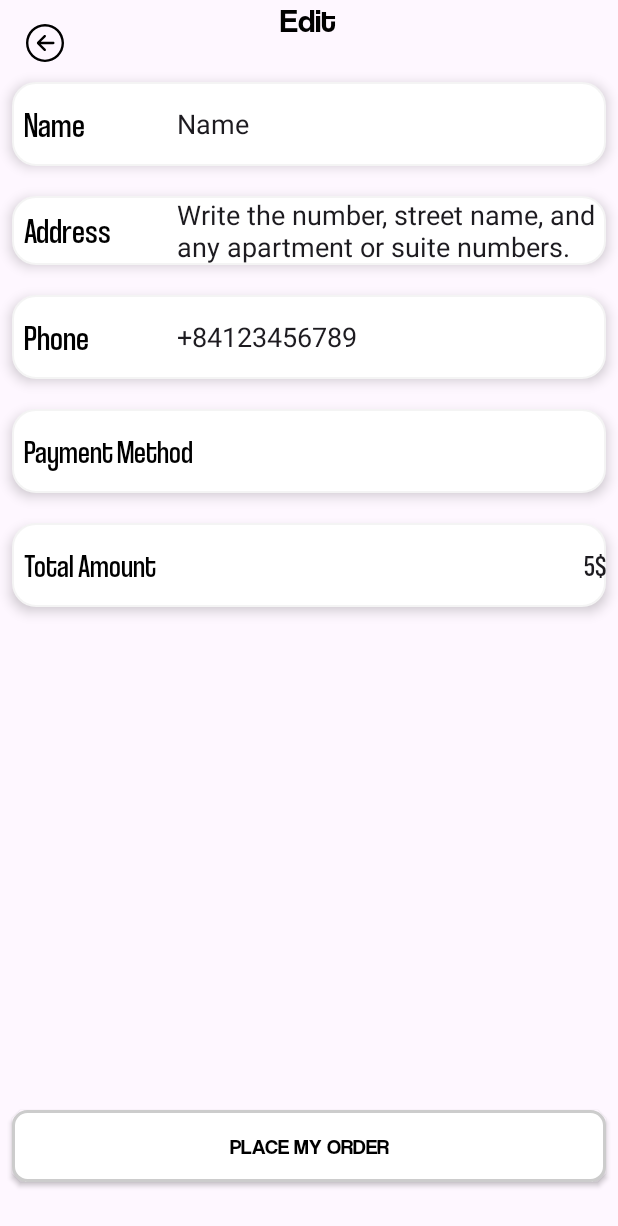
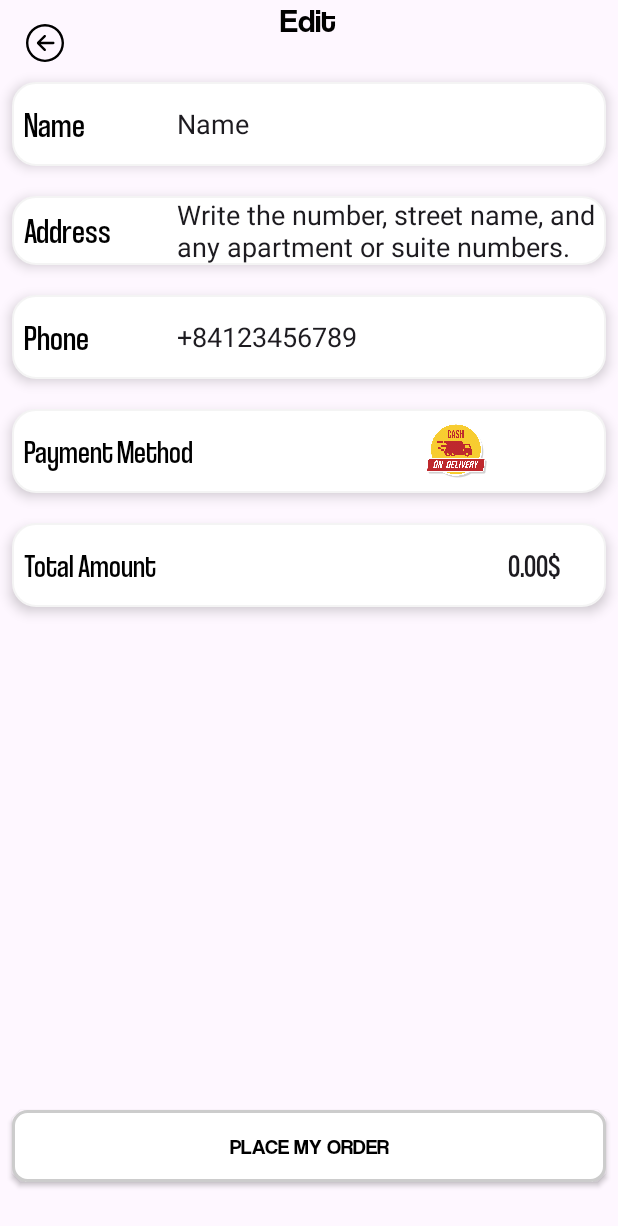
Before and after one commit to PG-KIET/FoodApp, an Android app: the CartFragment screen opened through its navigation route, after a tap on "PROCEED", on a phone screen of 412 x 824 dp. Shown: the top 1226 px of the screen. Run offline under Robolectric (Android 15) with nearby library versions, the phone set to English and light mode, and no system bars; our stand-ins replace Firebase (no records; nobody signed in at launch, a user with empty details on screens opened directly), navigation-ui; libraries missing offline, so code that uses them is left out: com.denzcoskun.imageslider; Roboto replaces fonts that are not available here; 7 statements that could not run were skipped.

Commit message:
next TotalAmount(QuantityFood)

```diff
--- a/EcoFood/app/src/main/java/com/example/ecofood/Fragment/CartFragment.kt
+++ b/EcoFood/app/src/main/java/com/example/ecofood/Fragment/CartFragment.kt
@@ -1,5 +1,4 @@
 package com.example.ecofood.Fragment
-
 
 import android.content.Intent
 import android.os.Bundle
@@ -14,16 +13,12 @@ import com.example.ecofood.adapter.CartAdapter
 import com.example.ecofood.databinding.FragmentCartBinding
 import com.example.ecofood.model.CartItem
 import com.google.firebase.auth.FirebaseAuth
-import com.google.firebase.database.DataSnapshot
-import com.google.firebase.database.DatabaseError
-import com.google.firebase.database.DatabaseReference
-import com.google.firebase.database.FirebaseDatabase
-import com.google.firebase.database.ValueEventListener
+import com.google.firebase.database.*
 
 class CartFragment : Fragment() {
 
     private lateinit var binding: FragmentCartBinding
-    private  lateinit var  auth: FirebaseAuth
+    private lateinit var auth: FirebaseAuth
     private lateinit var database: FirebaseDatabase
     private lateinit var foodNames: MutableList<String>
     private lateinit var foodPrices: MutableList<String>
@@ -41,74 +36,71 @@ class CartFragment : Fragment() {
         binding = FragmentCartBinding.inflate(inflater, container, false)
 
         auth = FirebaseAuth.getInstance()
+        database = FirebaseDatabase.getInstance()
+        userId = auth.currentUser?.uid ?: ""
+
         retrieveCartItems()
 
         binding.proceedButton.setOnClickListener {
-            // get order items details before proceeding to check out
             getOrderItemsDetail()
-            val intent = Intent(requireContext(), PayOutActivity::class.java)
-            startActivity(intent)
         }
 
         return binding.root
     }
 
     private fun getOrderItemsDetail() {
-        val orderIdReference:DatabaseReference = database.reference.child("user").child(userId).child("CartItems")
+        val orderIdReference: DatabaseReference = database.reference.child("user").child(userId).child("CartItems")
 
         val foodName = mutableListOf<String>()
         val foodPrice = mutableListOf<String>()
         val foodDescription = mutableListOf<String>()
         val foodImage = mutableListOf<String>()
         val foodIngredient = mutableListOf<String>()
-        // get items Quantities
         val foodQuantities = cartAdapter.getUpdatedItemsQuantities()
-        orderIdReference.addListenerForSingleValueEvent(object :ValueEventListener {
+
+        orderIdReference.addListenerForSingleValueEvent(object : ValueEventListener {
             override fun onDataChange(snapshot: DataSnapshot) {
-                for(foodSnapshot in snapshot.children) {
-                    // get the cartItems to respective List
+                for (foodSnapshot in snapshot.children) {
                     val orderItems = foodSnapshot.getValue(CartItem::class.java)
-                    // add cart items details to the list
-                    orderItems?.foodName?.let {foodName.add(it)}
-                    orderItems?.foodPrice?.let {foodPrice.add(it)}
-                    orderItems?.foodName?.let {foodDescription.add(it)}
-                    orderItems?.foodName?.let {foodImage.add(it)}
-                    orderItems?.foodName?.let {foodIngredient.add(it)}
+                    orderItems?.let {
+                        foodName.add(it.foodName ?: "")
+                        foodPrice.add(it.foodPrice ?: "")
+                        foodDescription.add(it.foodDescription ?: "")
+                        foodImage.add(it.foodImage ?: "")
+                        foodIngredient.add(it.foodIngredint ?: "")
+                    }
                 }
-                orderNow(foodName,foodPrice,foodDescription,foodImage,foodIngredient,foodQuantities)
+                orderNow(foodName, foodPrice, foodDescription, foodImage, foodIngredient, foodQuantities)
             }
 
             override fun onCancelled(error: DatabaseError) {
-                Toast.makeText(context,"Order making Falied.Please try again",Toast.LENGTH_SHORT).show()
+                Toast.makeText(context, "Order making failed. Please try again", Toast.LENGTH_SHORT).show()
             }
-
         })
     }
 
-    private fun orderNow(foodName: MutableList<String>,
-                         foodPrice: MutableList<String>,
-                         foodDescription: MutableList<String>,
-                         foodImage: MutableList<String>,
-                         foodIngredient: MutableList<String>,
-                         foodQuantities: MutableList<Int>
+    private fun orderNow(
+        foodName: MutableList<String>,
+        foodPrice: MutableList<String>,
+        foodDescription: MutableList<String>,
+        foodImage: MutableList<String>,
+        foodIngredient: MutableList<String>,
+        foodQuantities: MutableList<Int>
     ) {
-        if(isAdded && context!= null) {
+        if (isAdded && context != null) {
             val intent = Intent(requireContext(), PayOutActivity::class.java)
-            intent.putExtra("FoodItemName",foodName as ArrayList<String>)
-            intent.putExtra("FoodItemPrice",foodPrice as ArrayList<String>)
-            intent.putExtra("FoodItemImage",foodImage as ArrayList<String>)
-            intent.putExtra("FoodItemDescription",foodDescription as ArrayList<String>)
-            intent.putExtra("FoodItemIngredient",foodIngredient as ArrayList<String>)
-            intent.putExtra("FoodItemQuantities",foodQuantities as ArrayList<Int>)
+            intent.putExtra("FoodItemName", ArrayList(foodName))
+            intent.putExtra("FoodItemPrice", ArrayList(foodPrice))
+            intent.putExtra("FoodItemImage", ArrayList(foodImage))
+            intent.putExtra("FoodItemDescription", ArrayList(foodDescription))
+            intent.putExtra("FoodItemIngredients", ArrayList(foodIngredient))
+            intent.putExtra("FoodItemQuantities", ArrayList(foodQuantities))
             startActivity(intent)
         }
     }
 
     private fun retrieveCartItems() {
-        database = FirebaseDatabase.getInstance()
-        userId = auth.currentUser?.uid?:""
-        val foodReference :DatabaseReference = database.reference.child("user").child(userId).child("CartItems")
-    // list to store cart items
+        val foodReference: DatabaseReference = database.reference.child("user").child(userId).child("CartItems")
         foodNames = mutableListOf()
         foodPrices = mutableListOf()
         foodDescriptions = mutableListOf()
@@ -116,36 +108,39 @@ class CartFragment : Fragment() {
         foodIngredients = mutableListOf()
         quantity = mutableListOf()
 
-        // fetch data from the database
-        foodReference.addListenerForSingleValueEvent(object :ValueEventListener{
+        foodReference.addListenerForSingleValueEvent(object : ValueEventListener {
             override fun onDataChange(snapshot: DataSnapshot) {
-                for( foodSnapShot in snapshot.children){
-                    //get the cartItems object from the child node
+                for (foodSnapShot in snapshot.children) {
                     val cartItems = foodSnapShot.getValue(CartItem::class.java)
-                    // add cart items details to the list
-                    cartItems?.foodName?.let { foodNames.add(it)}
-                    cartItems?.foodPrice?.let { foodPrices.add(it)}
-                    cartItems?.foodDescription?.let { foodDescriptions.add(it)}
-                    cartItems?.foodImage?.let { foodImageUri.add(it)}
-                    cartItems?.foodQuantity?.let { quantity.add(it)}
-                    cartItems?.foodIngredint?.let { foodIngredients.add(it)}
+                    cartItems?.let {
+                        foodNames.add(it.foodName ?: "")
+                        foodPrices.add(it.foodPrice ?: "")
+                        foodDescriptions.add(it.foodDescription ?: "")
+                        foodImageUri.add(it.foodImage ?: "")
+                        quantity.add(it.foodQuantity ?: 0)
+                        foodIngredients.add(it.foodIngredint ?: "")
+                    }
                 }
                 setAdapter()
             }
 
             private fun setAdapter() {
-                val adapter = CartAdapter(requireContext(),foodNames,foodPrices,foodImageUri,foodDescriptions,quantity,foodIngredients)
-                binding.cartRecyclerView.layoutManager = LinearLayoutManager(requireContext(),LinearLayoutManager.VERTICAL,false)
-                binding.cartRecyclerView.adapter = adapter
-
+                cartAdapter = CartAdapter(
+                    requireContext(),
+                    foodNames,
+                    foodPrices,
+                    foodImageUri,
+                    foodDescriptions,
+                    quantity,
+                    foodIngredients
+                )
+                binding.cartRecyclerView.layoutManager = LinearLayoutManager(requireContext(), LinearLayoutManager.VERTICAL, false)
+                binding.cartRecyclerView.adapter = cartAdapter
             }
 
             override fun onCancelled(error: DatabaseError) {
-                Toast.makeText(context,"data not fecth",Toast.LENGTH_SHORT).show()
+                Toast.makeText(context, "Data not fetched", Toast.LENGTH_SHORT).show()
             }
-
         })
     }
-    companion object {
-    }
 }
--- a/EcoFood/app/src/main/java/com/example/ecofood/PayOutActivity.kt
+++ b/EcoFood/app/src/main/java/com/example/ecofood/PayOutActivity.kt
@@ -1,5 +1,6 @@
 package com.example.ecofood
 
+import android.content.Intent
 import android.os.Bundle
 import androidx.appcompat.app.AppCompatActivity
 import com.example.ecofood.databinding.ActivityPayOutBinding
@@ -27,6 +28,7 @@ class PayOutActivity : AppCompatActivity() {
     private lateinit var userId: String
 
 
+
     override fun onCreate(savedInstanceState: Bundle?) {
         super.onCreate(savedInstanceState)
         binding = ActivityPayOutBinding.inflate(layoutInflater)
@@ -34,14 +36,52 @@ class PayOutActivity : AppCompatActivity() {
 
         auth = FirebaseAuth.getInstance()
         databaseReference = FirebaseDatabase.getInstance().getReference()
+        // set user data
+        setUserData()
 
-        setUserData()
+        // get user details from Firebase
+
+        val intent = intent
+        foodItemName = intent.getStringArrayListExtra("FoodItemName") as ArrayList<String>
+        foodItemPrice = intent.getStringArrayListExtra("FoodItemPrice") as ArrayList<String>
+        foodItemImage= intent.getStringArrayListExtra("FoodItemImage") as ArrayList<String>
+        foodItemDescription = intent.getStringArrayListExtra("FoodItemDescription") as ArrayList<String>
+        foodItemIngredients = intent.getStringArrayListExtra("FoodItemIngredients") as ArrayList<String>
+        foodItemQuantities = intent.getIntegerArrayListExtra("FoodItemQuantities") as ArrayList<Int>
+
+        totalAmount = calculateTotalAmount().toString() + "$"
+        binding.totalAmount.setText(totalAmount)
+
 
         binding.placeButtonOrder.setOnClickListener {
             val bottomSheetDialog = congratBottomSheetFragMent()
             bottomSheetDialog.show(supportFragmentManager, "CongratBottomSheet")
         }
+        // Handle back button click
+        binding.buttonBackPayOut.setOnClickListener {
+            onBackPressed()  // This will navigate back to the previous fragment in the back stack
+        }
     }
+    private fun calculateTotalAmount(): String {
+        var totalAmount = 0.0
+        for (i in 0 until foodItemName.size) {
+            val price = foodItemPrice[i]
+            val lastChar = price.last()
+            val priceDoubleValue = if (lastChar == '$') {
+                price.dropLast(1).toDouble()
+            } else {
+                price.toDouble()
+            }
+            val quantity = foodItemQuantities[i]
+            totalAmount += priceDoubleValue * quantity
+        }
+        // Định dạng tổng số tiền với 2 chữ số thập phân
+        return String.format("%.2f", totalAmount)
+    }
+
+
+
+
 
     private fun setUserData() {
         val user = auth.currentUser
--- a/EcoFood/app/src/main/java/com/example/ecofood/adapter/CartAdapter.kt
+++ b/EcoFood/app/src/main/java/com/example/ecofood/adapter/CartAdapter.kt
@@ -93,6 +93,7 @@ class CartAdapter(
         private fun decreaseQuantity(position: Int) {
             if (itemQuantities[position] > 1) {
                 itemQuantities[position]--
+                cartQuantity[position] = itemQuantities[position]
                 notifyItemChanged(position)
             }
         }
@@ -100,6 +101,7 @@ class CartAdapter(
         private fun increaseQuantity(position: Int) {
             if (itemQuantities[position] < 10) {
                 itemQuantities[position]++
+                cartQuantity[position] = itemQuantities[position]
                 notifyItemChanged(position)
             }
         }
--- a/EcoFood/app/src/main/res/layout/activity_pay_out.xml
+++ b/EcoFood/app/src/main/res/layout/activity_pay_out.xml
@@ -162,10 +162,10 @@
                 android:textSize="22sp" />
 
             <ImageView
-                android:id="@+id/imageView3"
+                android:id="@+id/imageView10"
                 android:layout_width="200dp"
                 android:layout_height="match_parent"
-                tools:srcCompat="@drawable/truckdelivery" />
+                android:src="@drawable/truckdelivery" />
         </LinearLayout>
 
         <LinearLayout
@@ -180,10 +180,9 @@
             android:orientation="horizontal">
 
             <TextView
-                android:layout_width="30dp"
+                android:layout_width="wrap_content"
                 android:layout_height="wrap_content"
                 android:layout_marginStart="8dp"
-                android:layout_weight="1"
                 android:fontFamily="@font/coolvetica_condensed_rg"
                 android:text="Total Amount"
                 android:textColor="@color/black"
@@ -191,18 +190,18 @@
 
             <EditText
                 android:id="@+id/totalAmount"
-                android:layout_width="wrap_content"
+                android:layout_width="match_parent"
                 android:layout_height="wrap_content"
-                android:layout_weight="1"
                 android:background="@android:color/transparent"
                 android:ems="10"
                 android:fontFamily="@font/coolvetica_condensed_rg"
                 android:gravity="end"
-                android:inputType="phone"
+                android:inputType="none"
                 android:text="5$"
-                android:textSize="20sp"
-                tools:paddingEnd="30dp" />
+                android:textSize="22sp"
+                android:paddingEnd="30dp" />
         </LinearLayout>
+
     </LinearLayout>
 
     <androidx.appcompat.widget.AppCompatButton
--- a/EcoFood/app/src/main/res/layout/populer_item.xml
+++ b/EcoFood/app/src/main/res/layout/populer_item.xml
@@ -49,7 +49,7 @@
                 android:layout_height="wrap_content"
                 android:layout_marginTop="28dp"
                 android:layout_marginEnd="54dp"
-                android:fontFamily="@font/coolvetica_condensed_rg"
+                android:fontFamily="@font/coolvetica_rg"
                 android:gravity="center"
                 android:text="5$"
                 android:textColor="@color/black"
```
